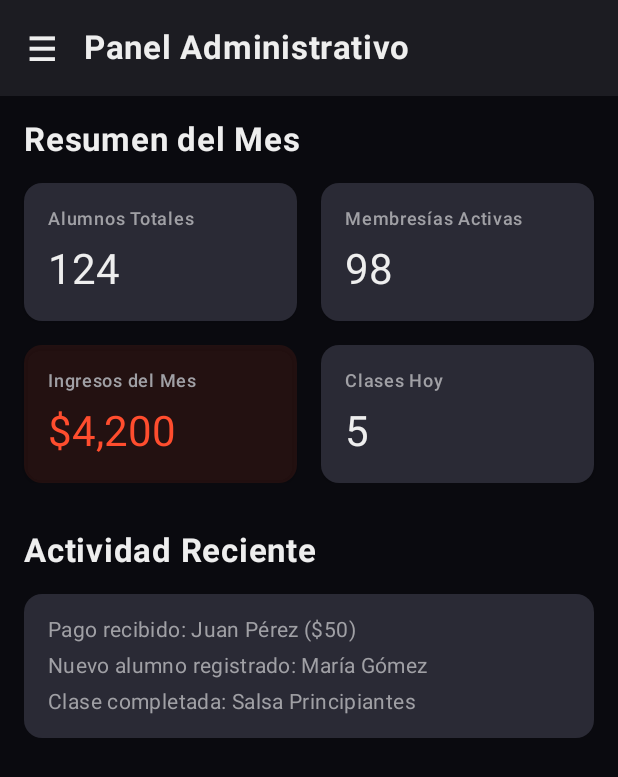
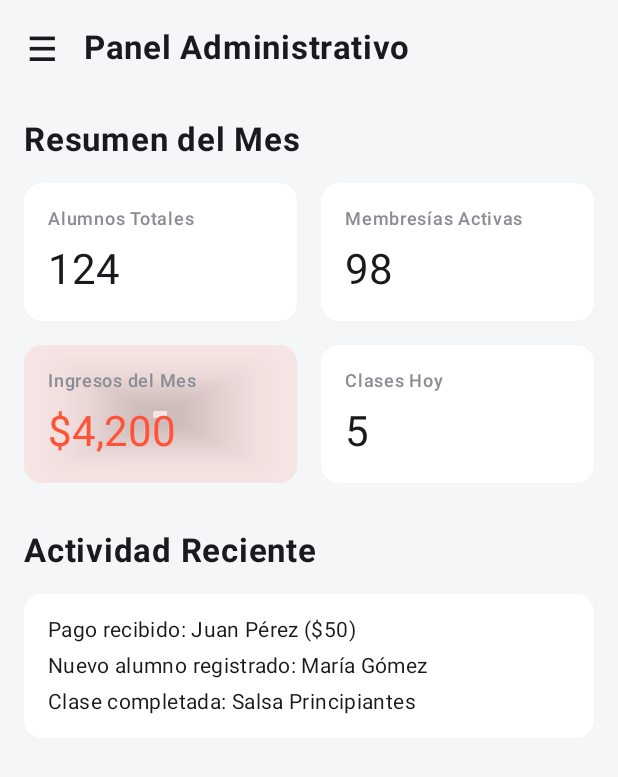
Before and after one commit to agamarroBasis/BX50-ritmoapp, an Android app built with Jetpack Compose: the screen it shows after launch (MainActivity), after a tap on "INICIAR SESIÓN", on a phone screen of 412 x 824 dp. Shown: the top 777 px of the screen. Run offline under Robolectric (Android 15) with nearby library versions, the phone set to English and light mode, and no system bars.

Commit message:
feat: implement light theme and admin dashboard screens
- Updated Theme.kt and Color.kt to define a modern light theme.
- Refactored existing UI components and instructor screens to use the new light theme colors.
- Implemented AppNavigation to handle routing from login.
- Built LoginScreen with role selection and light theme styling.
- Created AdminMainScreen with a sidebar ModalNavigationDrawer.
- Implemented AdminDashboardScreen with KPI cards and activity list.
- Implemented AdminFinanceScreen, AdminStudentsScreen, AdminInstructorsScreen, and AdminClassesScreen using light theme Card elevations and updated Material3 components.

Co-authored-by: agamarroBasis <258331745+agamarroBasis@users.noreply.github.com>

```diff
--- a/app/src/main/java/com/ritmo/app/ui/components/Components.kt
+++ b/app/src/main/java/com/ritmo/app/ui/components/Components.kt
@@ -10,7 +10,7 @@ import androidx.compose.ui.Modifier
 import androidx.compose.ui.draw.scale
 import androidx.compose.ui.text.font.FontWeight
 import androidx.compose.ui.unit.dp
-import com.ritmo.app.ui.theme.DeepBlack
+import com.ritmo.app.ui.theme.TextPrimary
 import com.ritmo.app.ui.theme.ElectricCoral
 
 @Composable
@@ -50,7 +50,7 @@ fun RitmoPrimaryButton(
             .height(56.dp),
         colors = ButtonDefaults.buttonColors(
             containerColor = ElectricCoral,
-            contentColor = DeepBlack
+            contentColor = TextPrimary
         ),
         shape = RoundedCornerShape(16.dp),
         enabled = enabled
--- a/app/src/main/java/com/ritmo/app/ui/screens/admin/AdminDashboardScreen.kt
+++ b/app/src/main/java/com/ritmo/app/ui/screens/admin/AdminDashboardScreen.kt
@@ -47,7 +47,8 @@ fun AdminDashboardScreen() {
         // Recent Activity Mock List
         Card(
             modifier = Modifier.fillMaxWidth(),
-            colors = CardDefaults.cardColors(containerColor = MaterialTheme.colorScheme.surfaceVariant)
+            colors = CardDefaults.cardColors(containerColor = MaterialTheme.colorScheme.surface),
+            elevation = CardDefaults.cardElevation(defaultElevation = 1.dp)
         ) {
             Column(modifier = Modifier.padding(16.dp)) {
                 Text(text = "Pago recibido: Juan Pérez ($50)", style = MaterialTheme.typography.bodyMedium)
@@ -64,9 +65,9 @@ fun AdminDashboardScreen() {
 fun KpiCard(title: String, value: String, isPrimary: Boolean = false) {
     Card(
         colors = CardDefaults.cardColors(
-            containerColor = if (isPrimary) ElectricCoral.copy(alpha = 0.1f) else MaterialTheme.colorScheme.surfaceVariant
+            containerColor = if (isPrimary) ElectricCoral.copy(alpha = 0.1f) else MaterialTheme.colorScheme.surface
         ),
-        elevation = CardDefaults.cardElevation(defaultElevation = 2.dp),
+        elevation = CardDefaults.cardElevation(defaultElevation = 1.dp),
         modifier = Modifier.fillMaxWidth()
     ) {
         Column(modifier = Modifier.padding(16.dp)) {
--- a/app/src/main/java/com/ritmo/app/ui/screens/admin/AdminMainScreen.kt
+++ b/app/src/main/java/com/ritmo/app/ui/screens/admin/AdminMainScreen.kt
@@ -74,7 +74,7 @@ fun AdminMainScreen() {
                         }
                     },
                     colors = TopAppBarDefaults.topAppBarColors(
-                        containerColor = MaterialTheme.colorScheme.surface
+                        containerColor = MaterialTheme.colorScheme.background
                     )
                 )
             }
--- a/app/src/main/java/com/ritmo/app/ui/screens/admin/AdminStudentsScreen.kt
+++ b/app/src/main/java/com/ritmo/app/ui/screens/admin/AdminStudentsScreen.kt
@@ -43,7 +43,8 @@ fun AdminStudentsScreen() {
         // Students Table Placeholder
         Card(
             modifier = Modifier.fillMaxWidth(),
-            colors = CardDefaults.cardColors(containerColor = MaterialTheme.colorScheme.surfaceVariant)
+            colors = CardDefaults.cardColors(containerColor = MaterialTheme.colorScheme.surface),
+            elevation = CardDefaults.cardElevation(defaultElevation = 1.dp)
         ) {
             Column(modifier = Modifier.padding(16.dp)) {
                 Row(modifier = Modifier.fillMaxWidth(), horizontalArrangement = Arrangement.SpaceBetween) {
@@ -51,7 +52,7 @@ fun AdminStudentsScreen() {
                     Text(text = "Clase", style = MaterialTheme.typography.labelMedium, modifier = Modifier.weight(1f))
                     Text(text = "Estado", style = MaterialTheme.typography.labelMedium, modifier = Modifier.weight(1f))
                 }
-                Divider(modifier = Modifier.padding(vertical = 8.dp))
+                HorizontalDivider(modifier = Modifier.padding(vertical = 8.dp))
                 StudentRow("Juan Pérez", "Salsa", "Activo")
                 StudentRow("María Gómez", "Bachata", "Inactivo")
                 StudentRow("Carlos López", "Ballet", "Activo")
--- a/app/src/main/java/com/ritmo/app/ui/screens/instructor/AttendanceScreen.kt
+++ b/app/src/main/java/com/ritmo/app/ui/screens/instructor/AttendanceScreen.kt
@@ -15,7 +15,7 @@ import androidx.compose.ui.graphics.Color
 import androidx.compose.ui.unit.dp
 import com.ritmo.app.ui.components.RitmoPrimaryButton
 import com.ritmo.app.ui.theme.ElectricCoral
-import com.ritmo.app.ui.theme.SurfaceDark
+import com.ritmo.app.ui.theme.SurfaceLight
 
 data class Student(val id: Int, val name: String, var isPresent: Boolean? = null)
 
@@ -79,7 +79,7 @@ fun StudentAttendanceRow(student: Student, onStatusChange: (Boolean) -> Unit) {
         modifier = Modifier
             .fillMaxWidth()
             .padding(vertical = 4.dp),
-        colors = CardDefaults.cardColors(containerColor = SurfaceDark)
+        colors = CardDefaults.cardColors(containerColor = SurfaceLight)
     ) {
         Row(
             modifier = Modifier
--- a/app/src/main/java/com/ritmo/app/ui/screens/instructor/InstructorDashboard.kt
+++ b/app/src/main/java/com/ritmo/app/ui/screens/instructor/InstructorDashboard.kt
@@ -7,7 +7,7 @@ import androidx.compose.runtime.Composable
 import androidx.compose.ui.Modifier
 import androidx.compose.ui.unit.dp
 import com.ritmo.app.ui.components.RitmoPrimaryButton
-import com.ritmo.app.ui.theme.SurfaceDark
+import com.ritmo.app.ui.theme.SurfaceLight
 
 @Composable
 fun InstructorDashboard(onNavigateToAttendance: () -> Unit) {
@@ -30,7 +30,7 @@ fun InstructorDashboard(onNavigateToAttendance: () -> Unit) {
         Spacer(modifier = Modifier.height(32.dp))
 
         Card(
-            colors = CardDefaults.cardColors(containerColor = SurfaceDark),
+            colors = CardDefaults.cardColors(containerColor = SurfaceLight),
             shape = RoundedCornerShape(24.dp),
             modifier = Modifier.fillMaxWidth()
         ) {
--- a/app/src/main/java/com/ritmo/app/ui/screens/instructor/ScheduleScreen.kt
+++ b/app/src/main/java/com/ritmo/app/ui/screens/instructor/ScheduleScreen.kt
@@ -7,7 +7,7 @@ import androidx.compose.material3.*
 import androidx.compose.runtime.Composable
 import androidx.compose.ui.Modifier
 import androidx.compose.ui.unit.dp
-import com.ritmo.app.ui.theme.SurfaceDark
+import com.ritmo.app.ui.theme.SurfaceLight
 
 @Composable
 fun ScheduleScreen() {
@@ -21,7 +21,7 @@ fun ScheduleScreen() {
             items(days) { day ->
                 Card(
                     colors = CardDefaults.cardColors(
-                        containerColor = if (day == "LUNES") MaterialTheme.colorScheme.primary else SurfaceDark,
+                        containerColor = if (day == "LUNES") MaterialTheme.colorScheme.primary else SurfaceLight,
                         contentColor = if (day == "LUNES") MaterialTheme.colorScheme.onPrimary else MaterialTheme.colorScheme.onSurface
                     ),
                     modifier = Modifier.padding(end = 8.dp)
@@ -42,7 +42,7 @@ fun ScheduleScreen() {
 @Composable
 fun ClassCardMock(name: String, time: String, type: String, room: String) {
     Card(
-        colors = CardDefaults.cardColors(containerColor = SurfaceDark),
+        colors = CardDefaults.cardColors(containerColor = SurfaceLight),
         modifier = Modifier.fillMaxWidth()
     ) {
         Column(modifier = Modifier.padding(16.dp)) {
--- a/app/src/main/java/com/ritmo/app/ui/screens/instructor/StudentProfile.kt
+++ b/app/src/main/java/com/ritmo/app/ui/screens/instructor/StudentProfile.kt
@@ -10,7 +10,7 @@ import androidx.compose.ui.Modifier
 import androidx.compose.ui.draw.clip
 import androidx.compose.ui.unit.dp
 import com.ritmo.app.ui.theme.AmberGold
-import com.ritmo.app.ui.theme.SurfaceDark
+import com.ritmo.app.ui.theme.SurfaceLight
 
 @Composable
 fun StudentProfile(studentName: String) {
@@ -22,7 +22,7 @@ fun StudentProfile(studentName: String) {
             modifier = Modifier
                 .size(100.dp)
                 .clip(CircleShape)
-                .background(SurfaceDark),
+                .background(SurfaceLight),
             contentAlignment = Alignment.Center
         ) {
             Text(studentName.first().toString(), style = MaterialTheme.typography.displayLarge)
@@ -38,7 +38,7 @@ fun StudentProfile(studentName: String) {
         Spacer(modifier = Modifier.height(32.dp))
 
         Card(
-            colors = CardDefaults.cardColors(containerColor = SurfaceDark),
+            colors = CardDefaults.cardColors(containerColor = SurfaceLight),
             modifier = Modifier.fillMaxWidth()
         ) {
             Column(modifier = Modifier.padding(16.dp)) {
--- a/app/src/main/java/com/ritmo/app/ui/screens/login/LoginScreen.kt
+++ b/app/src/main/java/com/ritmo/app/ui/screens/login/LoginScreen.kt
@@ -12,7 +12,7 @@ import androidx.compose.ui.text.input.PasswordVisualTransformation
 import androidx.compose.ui.unit.dp
 import androidx.compose.ui.unit.sp
 import com.ritmo.app.ui.theme.ElectricCoral
-import com.ritmo.app.ui.theme.SurfaceDark
+import com.ritmo.app.ui.theme.SurfaceLight
 
 @OptIn(ExperimentalMaterial3Api::class)
 @Composable
@@ -49,7 +49,7 @@ fun LoginScreen(onLoginSuccess: (String) -> Unit) {
         Row(
             modifier = Modifier
                 .fillMaxWidth()
-                .background(SurfaceDark, RoundedCornerShape(12.dp))
+                .background(SurfaceLight, RoundedCornerShape(12.dp))
                 .padding(4.dp),
             horizontalArrangement = Arrangement.SpaceEvenly
         ) {
@@ -80,9 +80,9 @@ fun LoginScreen(onLoginSuccess: (String) -> Unit) {
             label = { Text("Correo electrónico") },
             modifier = Modifier.fillMaxWidth(),
             shape = RoundedCornerShape(12.dp),
-            colors = TextFieldDefaults.outlinedTextFieldColors(
+            colors = OutlinedTextFieldDefaults.colors(
                 focusedBorderColor = ElectricCoral,
-                unfocusedBorderColor = SurfaceDark
+                unfocusedBorderColor = androidx.compose.ui.graphics.Color.LightGray
             )
         )
 
@@ -95,9 +95,9 @@ fun LoginScreen(onLoginSuccess: (String) -> Unit) {
             visualTransformation = PasswordVisualTransformation(),
             modifier = Modifier.fillMaxWidth(),
             shape = RoundedCornerShape(12.dp),
-            colors = TextFieldDefaults.outlinedTextFieldColors(
+            colors = OutlinedTextFieldDefaults.colors(
                 focusedBorderColor = ElectricCoral,
-                unfocusedBorderColor = SurfaceDark
+                unfocusedBorderColor = androidx.compose.ui.graphics.Color.LightGray
             )
         )
 
--- a/app/src/main/java/com/ritmo/app/ui/theme/Color.kt
+++ b/app/src/main/java/com/ritmo/app/ui/theme/Color.kt
@@ -2,10 +2,10 @@ package com.ritmo.app.ui.theme
 
 import androidx.compose.ui.graphics.Color
 
-val DeepBlack = Color(0xFF0A0A0F)
-val SurfaceDark = Color(0xFF1C1C22)
-val ElectricCoral = Color(0xFFFF4D2E)
+val LightBackground = Color(0xFFF5F6F8)
+val SurfaceLight = Color(0xFFFFFFFF)
+val ElectricCoral = Color(0xFFFF5236)
 val AmberGold = Color(0xFFF5A623)
-val TextPrimary = Color(0xFFEEEEEE)
-val TextSecondary = Color(0xFFA0A0A5)
-val SurfaceHighlight = Color(0xFF2A2A35)
+val TextPrimary = Color(0xFF1A1A1E)
+val TextSecondary = Color(0xFF8B8C94)
+val SurfaceHighlight = Color(0xFFE8E9ED)
--- a/app/src/main/java/com/ritmo/app/ui/theme/Theme.kt
+++ b/app/src/main/java/com/ritmo/app/ui/theme/Theme.kt
@@ -2,40 +2,41 @@ package com.ritmo.app.ui.theme
 
 import android.app.Activity
 import androidx.compose.material3.MaterialTheme
-import androidx.compose.material3.darkColorScheme
+import androidx.compose.material3.lightColorScheme
 import androidx.compose.runtime.Composable
 import androidx.compose.runtime.SideEffect
+import androidx.compose.ui.graphics.Color
 import androidx.compose.ui.graphics.toArgb
 import androidx.compose.ui.platform.LocalView
 import androidx.core.view.WindowCompat
 
-private val DarkColorScheme = darkColorScheme(
+private val LightColorScheme = lightColorScheme(
     primary = ElectricCoral,
-    onPrimary = DeepBlack,
+    onPrimary = Color.White,
     secondary = AmberGold,
-    onSecondary = DeepBlack,
+    onSecondary = Color.White,
     tertiary = AmberGold,
-    background = DeepBlack,
+    background = LightBackground,
     onBackground = TextPrimary,
-    surface = SurfaceDark,
+    surface = SurfaceLight,
     onSurface = TextPrimary,
-    surfaceVariant = SurfaceHighlight,
+    surfaceVariant = SurfaceLight,
     onSurfaceVariant = TextSecondary,
     error = ElectricCoral,
-    onError = TextPrimary
+    onError = Color.White
 )
 
 @Composable
 fun RitmoTheme(
     content: @Composable () -> Unit
 ) {
-    val colorScheme = DarkColorScheme
+    val colorScheme = LightColorScheme
     val view = LocalView.current
     if (!view.isInEditMode) {
         SideEffect {
             val window = (view.context as Activity).window
             window.statusBarColor = colorScheme.background.toArgb()
-            WindowCompat.getInsetsController(window, view).isAppearanceLightStatusBars = false
+            WindowCompat.getInsetsController(window, view).isAppearanceLightStatusBars = true
         }
     }
 
```
Also changed, not shown: app/src/main/java/com/ritmo/app/ui/screens/admin/AdminClassesScreen.kt (+4 -3 lines), app/src/main/java/com/ritmo/app/ui/screens/admin/AdminFinanceScreen.kt (+5 -3 lines), app/src/main/java/com/ritmo/app/ui/screens/admin/AdminInstructorsScreen.kt (+4 -3 lines).
